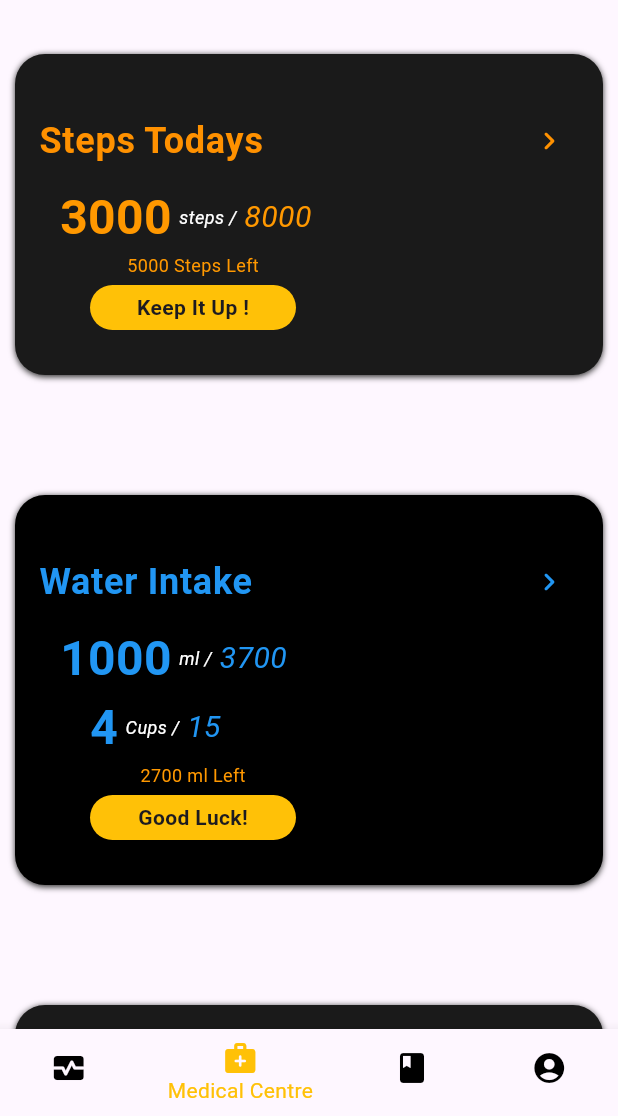
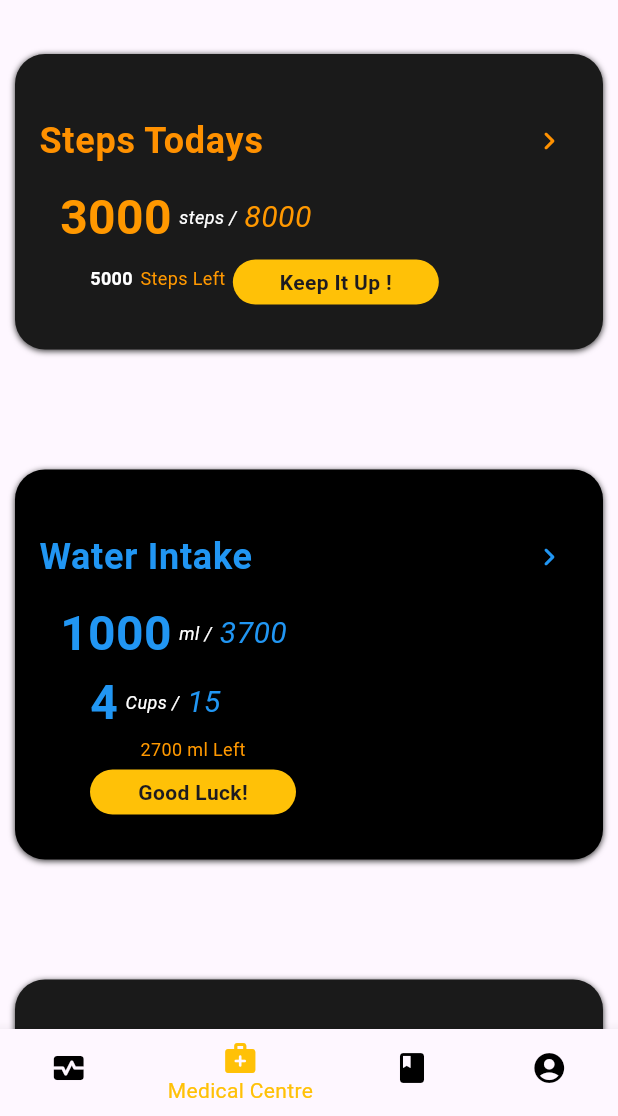
Before and after one commit to JEDIWONG/Flutter-Mobile-App-HealthMatrix, a Flutter app: the AppLayout screen opened by its route, item 2 of the bottom bar chosen, scrolled down 576 dp, on a phone screen of 412 x 824 dp, the part 120-1236 px from its top. Run offline on Flutter 3.47's test engine with Material 3 defaults, Android fonts, the phone set to English and light mode, and no system bars; our stand-ins replace numberpicker, percent_indicator, smooth_page_indicator, syncfusion_flutter_gauges.

Commit message:
updates and fixes

```diff
--- a/lib/component/bp.dart
+++ b/lib/component/bp.dart
@@ -1,4 +1,5 @@
 import 'package:flutter/material.dart';
+import 'package:health_matrix/screen/blood_pressure.dart';
 
 class Bp extends StatelessWidget{
   const Bp({super.key, required this.sys, required this.dia,});
@@ -8,7 +9,11 @@ class Bp extends StatelessWidget{
 
   @override
   Widget build(BuildContext context) {
-    return Container(
+    return InkWell(
+      onTap: (){
+        Navigator.push(context, MaterialPageRoute(builder: (context)=>const BloodPressure()));
+      },
+      child: Container(
         margin: const EdgeInsets.symmetric(vertical: 30,horizontal: 10),
         padding: const EdgeInsets.symmetric(vertical: 30),
         decoration: const BoxDecoration(
@@ -81,6 +86,7 @@ class Bp extends StatelessWidget{
             ),
           ],
         ),
+      ),
     );
   }
 }
--- a/lib/component/exercise.dart
+++ b/lib/component/exercise.dart
@@ -11,7 +11,9 @@ class Exercise extends StatelessWidget{
 
   @override
   Widget build(BuildContext context) {
-    return Container(
+    return InkWell(
+      onTap: (){print("1");},
+      child: Container(
         margin: const EdgeInsets.symmetric(vertical: 30,horizontal: 10),
         padding: const EdgeInsets.symmetric(vertical: 30),
         decoration: const BoxDecoration(
@@ -124,6 +126,7 @@ class Exercise extends StatelessWidget{
 
           ],
         ),
+      ),
     );
   }
 }
--- a/lib/component/layout.dart
+++ b/lib/component/layout.dart
@@ -70,7 +70,7 @@ class _AppLayoutState extends State<AppLayout> {
         items: const [
           BottomNavigationBarItem(
             icon: Icon(Icons.monitor_heart_rounded),
-            label: 'Dashboard',
+            label: 'Vitals',
           ),
           BottomNavigationBarItem(
             icon: Icon(Icons.medical_services_rounded),
--- a/lib/component/walks.dart
+++ b/lib/component/walks.dart
@@ -53,12 +53,14 @@ class Walks extends StatelessWidget{
           Container(
             alignment: Alignment.centerLeft,
             margin: const EdgeInsets.only(left: 50),
-            child: Column(
+            child: Row(
               children: [
-                Text("${getStepsLeft()} Steps Left", style: const TextStyle(color: Colors.orange, fontSize: 12)),
+                Text("${getStepsLeft()}", style: const TextStyle(color: Colors.white, fontSize: 12,fontWeight: FontWeight.bold)),
+                const SizedBox(width: 5,),
+                const Text("Steps Left", style: const TextStyle(color: Colors.orange, fontSize: 12)),
                 Container(
                   width: MediaQuery.sizeOf(context).width/3,
-                  margin: const EdgeInsets.only(top: 5),
+                  margin: const EdgeInsets.only(top: 5,left: 5),
                   padding: const EdgeInsets.symmetric(vertical: 5),
                   decoration: const BoxDecoration(
                     color: Colors.amber,
--- a/pubspec.yaml
+++ b/pubspec.yaml
@@ -37,6 +37,8 @@ dependencies:
   cupertino_icons: ^1.0.8
   percent_indicator: ^4.2.3
   smooth_page_indicator: ^1.2.0+3
+  numberpicker: ^2.1.2
+  syncfusion_flutter_gauges: ^27.1.55
 
 dev_dependencies:
   flutter_test:
```
Also changed, not shown: lib/component/number_wheel.dart (added, +150 -0 lines), lib/screen/blood_pressure.dart (added, +22 -0 lines), pubspec.lock. Lines whose indentation alone changed are shown as unchanged.
